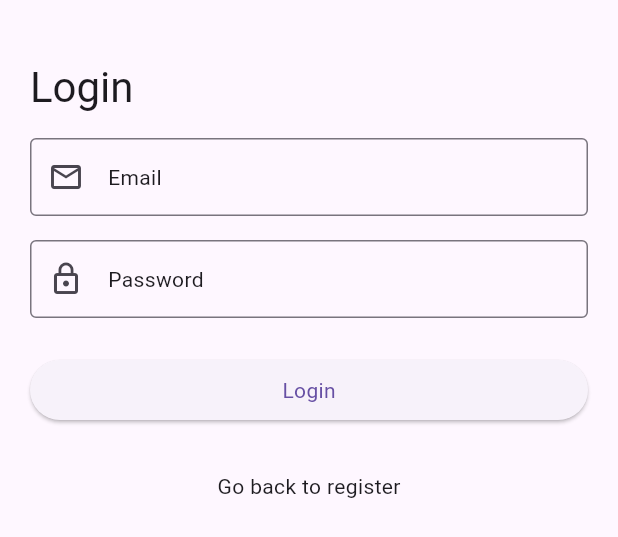
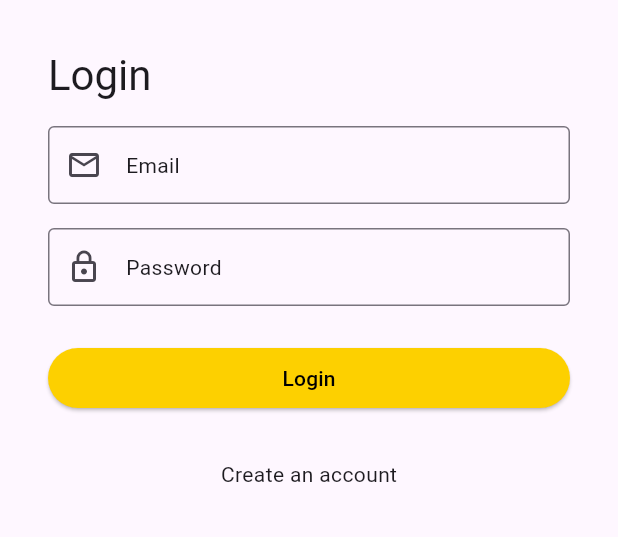
Before and after one commit to Fenysk/le-spawn-frontend, a Flutter app: the LoginTab widget shown alone on an empty page, opened directly with empty values, on a phone screen of 412 x 824 dp. Shown: the top 537 px of the screen. Run offline on Flutter 3.47's test engine with Material 3 defaults, Android fonts, the phone set to English and light mode, and no system bars; our stand-ins replace another_flutter_splash_screen, dartz, dio, equatable, fluentui_system_icons, flutter_bloc and 10 more; missing offline and left inert: mobile_scanner, outlined_text, soft_edge_blur; accounts and stored records are empty; network calls fail; project files that could hold a hidden picture were left out.

Commit message:
💄 AuthPage

```diff
--- a/lib/core/theme/app.theme.dart
+++ b/lib/core/theme/app.theme.dart
@@ -25,9 +25,9 @@ class AppTheme {
             fontFamily: FontConstant.grobold,
             letterSpacing: 1,
             shadows: [
-              Shadow(
+              const Shadow(
                 color: Colors.black,
-                offset: const Offset(2, 3),
+                offset: Offset(2, 3),
               ),
             ],
           ),
--- a/lib/core/widgets/loading-button/custom-loading-button.widget.dart
+++ b/lib/core/widgets/loading-button/custom-loading-button.widget.dart
@@ -1,5 +1,6 @@
 import 'package:flutter/material.dart';
 import 'package:flutter_bloc/flutter_bloc.dart';
+import 'package:le_spawn_fr/core/theme/app.theme.dart';
 import 'package:le_spawn_fr/core/widgets/loading-button/bloc/loading-button.state-cubit.dart';
 import 'package:le_spawn_fr/core/widgets/loading-button/bloc/loading-button.state.dart';
 
@@ -14,63 +15,47 @@ class CustomLoadingButton extends StatelessWidget {
     return BlocBuilder<LoadingButtonCubit, LoadingButtonState>(
       builder: (context, state) {
         return switch (state) {
-          LoadingButtonLoadingState() => _buildLoading(context),
-          LoadingButtonSuccessState() => _buildSuccess(context),
-          LoadingButtonFailureState() => _buildFailure(context, state),
-          _ => _buildInitial(context),
+          LoadingButtonLoadingState() => _buildLoading(),
+          LoadingButtonSuccessState() => _buildSuccess(),
+          LoadingButtonFailureState() => _buildFailure(state),
+          _ => _buildInitial(),
         };
       },
     );
   }
 
-  Widget _buildLoading(BuildContext context) {
-    final themeData = Theme.of(context);
-
+  Widget _buildLoading() {
     return ElevatedButton(
-      onPressed: () {},
-      style: themeData.elevatedButtonTheme.style,
+      onPressed: null,
       child: const CircularProgressIndicator(),
     );
   }
 
-  Widget _buildInitial(BuildContext context) {
-    final themeData = Theme.of(context);
-
+  Widget _buildInitial() {
     return ElevatedButton(
+      style: ElevatedButton.styleFrom(
+        backgroundColor: AppTheme.accentYellow,
+      ),
       onPressed: onPressed,
-      style: themeData.elevatedButtonTheme.style,
       child: Text(
         text,
-        style: themeData.textTheme.bodyMedium!.copyWith(color: themeData.primaryColor),
+        style: TextStyle(color: AppTheme.primaryText),
       ),
     );
   }
 
-  Widget _buildSuccess(BuildContext context) {
-    final themeData = Theme.of(context);
-
+  Widget _buildSuccess() {
     return ElevatedButton(
       onPressed: null,
-      style: themeData.elevatedButtonTheme.style,
-      child: Text(
-        'Success',
-        style: themeData.textTheme.bodyMedium,
-      ),
+      child: const Text('Success'),
     );
   }
 
-  Widget _buildFailure(BuildContext context, LoadingButtonFailureState state) {
-    final themeData = Theme.of(context);
-
+  Widget _buildFailure(LoadingButtonFailureState state) {
     return ElevatedButton(
       onPressed: onPressed,
-      style: ElevatedButton.styleFrom(
-        backgroundColor: Colors.red,
-      ),
-      child: Text(
-        state.errorMessage,
-        style: themeData.textTheme.bodyMedium,
-      ),
+      style: ElevatedButton.styleFrom(backgroundColor: Colors.red),
+      child: Text(state.errorMessage),
     );
   }
 }
--- /dev/null
+++ b/lib/features/auth/3_presentation/tab/login.tab.dart
@@ -0,0 +1,160 @@
+import 'package:flutter/material.dart';
+import 'package:flutter_bloc/flutter_bloc.dart';
+import 'package:go_router/go_router.dart';
+import 'package:le_spawn_fr/core/configs/app-routes.config.dart';
+import 'package:le_spawn_fr/core/widgets/loading-button/bloc/loading-button.state-cubit.dart';
+import 'package:le_spawn_fr/core/widgets/loading-button/bloc/loading-button.state.dart';
+import 'package:le_spawn_fr/core/widgets/loading-button/custom-loading-button.widget.dart';
+import 'package:le_spawn_fr/features/auth/1_data/dto/login.request.dart';
+import 'package:le_spawn_fr/features/auth/2_domain/usecase/login.usecase.dart';
+import 'package:le_spawn_fr/service-locator.dart';
+
+class LoginTab extends StatefulWidget {
+  final VoidCallback onGoToRegisterTab;
+
+  const LoginTab({
+    super.key,
+    required this.onGoToRegisterTab,
+  });
+
+  @override
+  State<LoginTab> createState() => _LoginTabState();
+}
+
+class _LoginTabState extends State<LoginTab> {
+  final _formKey = GlobalKey<FormState>();
+  final _emailController = TextEditingController();
+  final _passwordController = TextEditingController();
+
+  String? _validateEmail(String? email) {
+    if (email == null || email.isEmpty) {
+      return 'Email is required';
+    }
+
+    final emailRegex = RegExp(r'^[a-zA-Z0-9._%+-]+@[a-zA-Z0-9.-]+\.[a-zA-Z]{2,}$');
+    if (!emailRegex.hasMatch(email)) {
+      return 'Invalid email format';
+    }
+
+    return null;
+  }
+
+  String? _validatePassword(String? password) {
+    if (password == null || password.isEmpty) {
+      return 'Password is required';
+    }
+
+    return null;
+  }
+
+  void _onLoginPressed(BuildContext buttonContext) {
+    final isValid = _formKey.currentState?.validate() ?? false;
+
+    if (isValid) {
+      buttonContext.read<LoadingButtonCubit>().execute(
+            usecase: serviceLocator<LoginUsecase>(),
+            params: LoginRequest(
+              email: _emailController.text,
+              password: _passwordController.text,
+            ),
+          );
+    }
+  }
+
+  @override
+  void dispose() {
+    _emailController.dispose();
+    _passwordController.dispose();
+    super.dispose();
+  }
+
+  @override
+  Widget build(BuildContext context) {
+    final themeData = Theme.of(context);
+
+    return BlocProvider(
+      create: (context) => LoadingButtonCubit(),
+      child: BlocListener<LoadingButtonCubit, LoadingButtonState>(
+        listener: (context, state) {
+          if (state is LoadingButtonSuccessState) {
+            context.go(AppRoutesConfig.collections);
+          }
+
+          if (state is LoadingButtonFailureState) {
+            ScaffoldMessenger.of(context).showSnackBar(
+              SnackBar(
+                content: Text(
+                  'Error logging in: ${state.errorMessage}',
+                  style: themeData.textTheme.bodyMedium?.copyWith(
+                    color: themeData.colorScheme.onError,
+                  ),
+                ),
+                backgroundColor: themeData.colorScheme.error,
+              ),
+            );
+          }
+        },
+        child: Form(
+          key: _formKey,
+          child: SingleChildScrollView(
+            child: Padding(
+              padding: const EdgeInsets.all(32),
+              child: Column(
+                crossAxisAlignment: CrossAxisAlignment.stretch,
+                children: [
+                  Text(
+                    'Login',
+                    style: themeData.textTheme.headlineMedium,
+                  ),
+                  const SizedBox(height: 16),
+                  TextFormField(
+                    controller: _emailController,
+                    validator: _validateEmail,
+                    style: themeData.textTheme.bodyMedium,
+                    decoration: InputDecoration(
+                      labelText: 'Email',
+                      labelStyle: themeData.textTheme.bodyMedium,
+                      border: const OutlineInputBorder(),
+                      prefixIcon: const Icon(Icons.email_outlined),
+                    ),
+                    keyboardType: TextInputType.emailAddress,
+                  ),
+                  const SizedBox(height: 16),
+                  TextFormField(
+                    controller: _passwordController,
+                    validator: _validatePassword,
+                    style: themeData.textTheme.bodyMedium,
+                    decoration: InputDecoration(
+                      labelText: 'Password',
+                      labelStyle: themeData.textTheme.bodyMedium,
+                      border: const OutlineInputBorder(),
+                      prefixIcon: const Icon(Icons.lock_outline),
+                    ),
+                    obscureText: true,
+                  ),
+                  const SizedBox(height: 24),
+                  Builder(
+                    builder: (buttonContext) {
+                      return CustomLoadingButton(
+                        text: 'Login',
+                        onPressed: () => _onLoginPressed(buttonContext),
+                      );
+                    },
+                  ),
+                  const SizedBox(height: 16),
+                  TextButton(
+                    onPressed: widget.onGoToRegisterTab,
+                    child: Text(
+                      'Create an account',
+                      style: themeData.textTheme.bodyMedium,
+                    ),
+                  ),
+                ],
+              ),
+            ),
+          ),
+        ),
+      ),
+    );
+  }
+}
--- a/lib/features/auth/3_presentation/widget/login.tab.dart
+++ /dev/null
@@ -1,115 +0,0 @@
-import 'package:flutter/material.dart';
-import 'package:flutter_bloc/flutter_bloc.dart';
-import 'package:go_router/go_router.dart';
-import 'package:le_spawn_fr/core/configs/app-routes.config.dart';
-import 'package:le_spawn_fr/core/widgets/loading-button/bloc/loading-button.state-cubit.dart';
-import 'package:le_spawn_fr/core/widgets/loading-button/bloc/loading-button.state.dart';
-import 'package:le_spawn_fr/core/widgets/loading-button/custom-loading-button.widget.dart';
-import 'package:le_spawn_fr/features/auth/1_data/dto/login.request.dart';
-import 'package:le_spawn_fr/features/auth/2_domain/usecase/login.usecase.dart';
-import 'package:le_spawn_fr/service-locator.dart';
-
-class LoginTab extends StatelessWidget {
-  final void Function() onGoToRegisterTab;
-
-  LoginTab({
-    super.key,
-    required this.onGoToRegisterTab,
-  });
-
-  final _emailController = TextEditingController();
-  final _passwordController = TextEditingController();
-
-  @override
-  Widget build(BuildContext context) {
-    final themeData = Theme.of(context);
-    return BlocProvider(
-      create: (context) => LoadingButtonCubit(),
-      child: BlocListener<LoadingButtonCubit, LoadingButtonState>(
-        listener: (context, state) {
-          if (state is LoadingButtonSuccessState) {
-            context.go(AppRoutesConfig.collections);
-          }
-
-          if (state is LoadingButtonFailureState) {
-            ScaffoldMessenger.of(context).showSnackBar(
-              SnackBar(
-                content: Text(
-                  'Error logging in: ${state.errorMessage}',
-                  style: themeData.textTheme.bodyMedium?.copyWith(
-                    color: themeData.colorScheme.onError,
-                  ),
-                ),
-                backgroundColor: themeData.colorScheme.error,
-              ),
-            );
-          }
-        },
-        child: SingleChildScrollView(
-          child: Padding(
-            padding: const EdgeInsets.symmetric(horizontal: 20),
-            child: Column(
-              crossAxisAlignment: CrossAxisAlignment.stretch,
-              children: [
-                const SizedBox(height: 40),
-                Text(
-                  'Login',
-                  style: themeData.textTheme.headlineMedium,
-                ),
-                const SizedBox(height: 16),
-                TextField(
-                  controller: _emailController,
-                  style: themeData.textTheme.bodyMedium,
-                  decoration: InputDecoration(
-                    labelText: 'Email',
-                    labelStyle: themeData.textTheme.bodyMedium,
-                    border: const OutlineInputBorder(),
-                    prefixIcon: const Icon(Icons.email_outlined),
-                  ),
-                  keyboardType: TextInputType.emailAddress,
-                ),
-                const SizedBox(height: 16),
-                TextField(
-                  obscureText: true,
-                  controller: _passwordController,
-                  style: themeData.textTheme.bodyMedium,
-                  decoration: InputDecoration(
-                    labelText: 'Password',
-                    labelStyle: themeData.textTheme.bodyMedium,
-                    border: const OutlineInputBorder(),
-                    prefixIcon: const Icon(Icons.lock_outline),
-                  ),
-                ),
-                const SizedBox(height: 24),
-                Builder(
-                  builder: (buttonContext) {
-                    return CustomLoadingButton(
-                      text: 'Login',
-                      onPressed: () {
-                        buttonContext.read<LoadingButtonCubit>().execute(
-                              usecase: serviceLocator<LoginUsecase>(),
-                              params: LoginRequest(
-                                email: _emailController.text,
-                                password: _passwordController.text,
-                              ),
-                            );
-                      },
-                    );
-                  },
-                ),
-                const SizedBox(height: 16),
-                TextButton(
-                  onPressed: onGoToRegisterTab,
-                  child: Text(
-                    'Go back to register',
-                    style: themeData.textTheme.bodyMedium,
-                  ),
-                ),
-              ],
-            ),
-          ),
-        ),
-      ),
-    );
-  }
-}
--- a/pubspec.yaml
+++ b/pubspec.yaml
@@ -32,6 +32,8 @@ dependencies:
   webview_flutter: ^4.10.0
   google_sign_in: ^6.2.2
   another_flutter_splash_screen: ^1.2.1
+  icons_plus: ^5.0.0
+
 
 dev_dependencies:
   flutter_test:
```
Also changed, not shown: lib/features/auth/3_presentation/page/auth.page.dart (+101 -22 lines), lib/features/auth/3_presentation/tab/register.tab.dart (renamed from lib/features/auth/3_presentation/widget/register.tab.dart, +9 -18 lines), lib/features/skeleton/3_presentation/page/skeleton.page.dart (+6 -3 lines), pubspec.lock, 4 other files.
